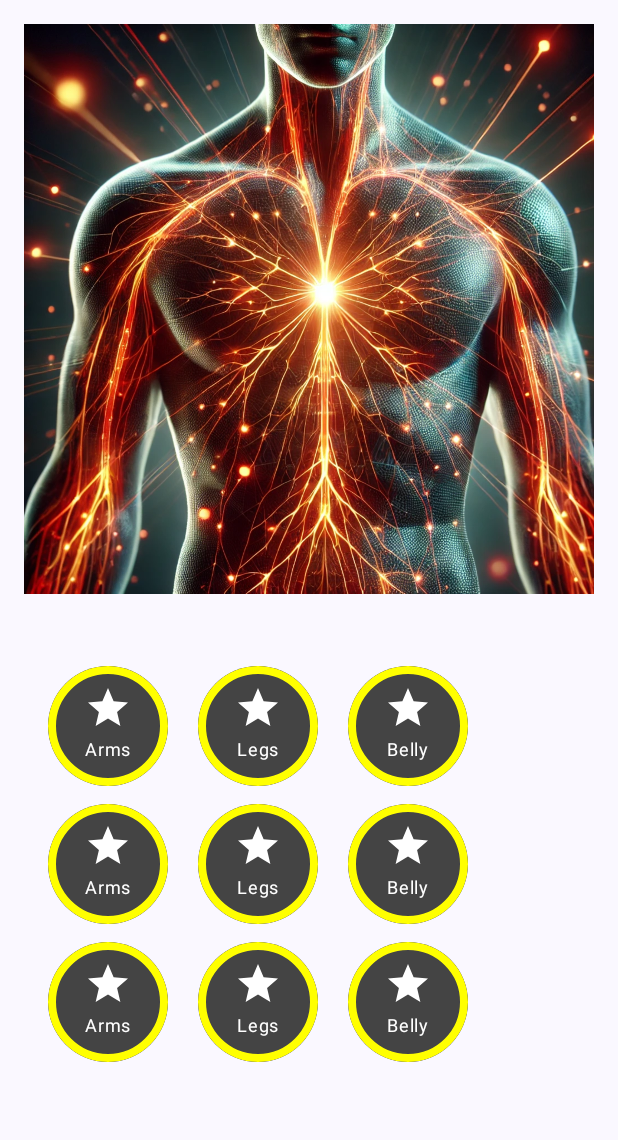
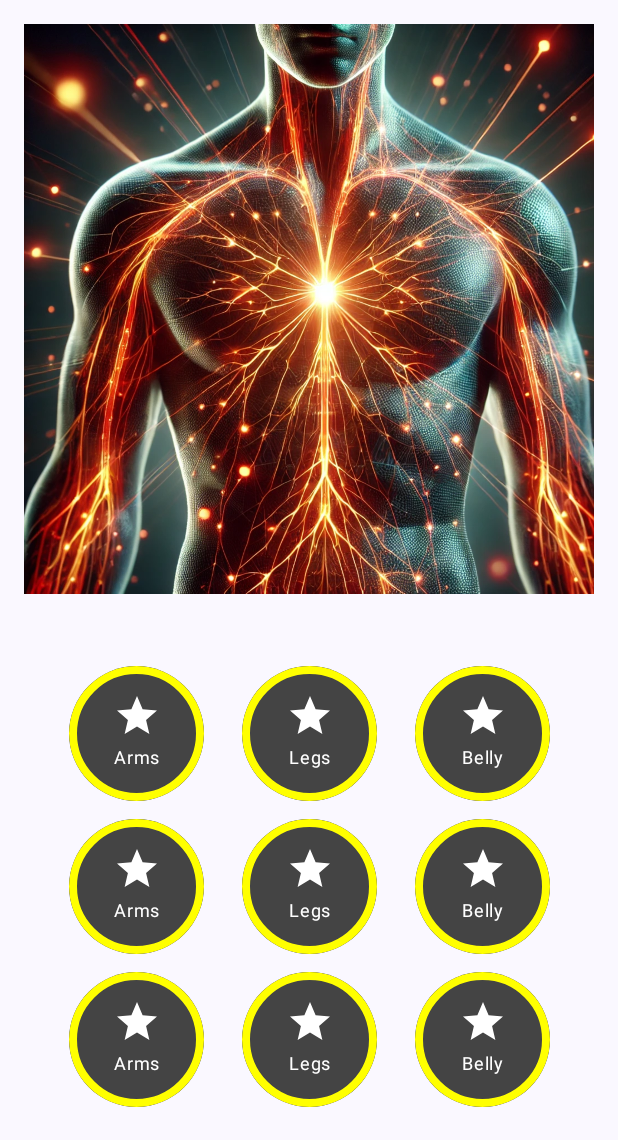
Before and after one commit to upeksha-c/BurnTrack, an Android app built with Jetpack Compose: the screen it shows after launch (MainActivity), on a phone screen of 412 x 824 dp, the part 96-1236 px from its top. Run offline under Robolectric (Android 15) with nearby library versions, the phone set to English and light mode, and no system bars.

Commit message:
Make center button rows

```diff
--- a/app/src/main/java/com/example/burntrack/ui/components/BodyPartButtonGrid.kt
+++ b/app/src/main/java/com/example/burntrack/ui/components/BodyPartButtonGrid.kt
@@ -8,6 +8,7 @@ import androidx.compose.foundation.layout.fillMaxWidth
 import androidx.compose.foundation.layout.height
 import androidx.compose.foundation.layout.padding
 import androidx.compose.runtime.Composable
+import androidx.compose.ui.Alignment
 import androidx.compose.ui.Modifier
 import androidx.compose.ui.unit.dp
 
@@ -20,13 +21,13 @@ fun BodyPartButtonGrid(modifier: Modifier = Modifier, parts: List<String>) {
 
     Column(
         modifier = modifier
-            .padding(16.dp)
+            .padding(16.dp),
+        horizontalAlignment = Alignment.CenterHorizontally
     ) {
         rows.forEach { row ->
             // For each row, create a horizontal row of buttons
             Row(
-                horizontalArrangement = Arrangement.spacedBy(20.dp),
-                modifier = Modifier.fillMaxWidth()
+                horizontalArrangement = Arrangement.spacedBy(25.dp),
             ) {
                 row.forEach { part ->
                     CircularButton(label = part)
--- a/app/src/main/java/com/example/burntrack/ui/components/CircularButton.kt
+++ b/app/src/main/java/com/example/burntrack/ui/components/CircularButton.kt
@@ -24,7 +24,7 @@ import androidx.compose.ui.unit.sp
 fun CircularButton(label: String){
     Box(
         modifier = Modifier
-            .size(80.dp)
+            .size(90.dp)
             .clip(CircleShape)
             .background(Color.DarkGray)
             .clickable {  }
--- a/app/src/main/java/com/example/burntrack/ui/screens/HomeScreen.kt
+++ b/app/src/main/java/com/example/burntrack/ui/screens/HomeScreen.kt
@@ -18,6 +18,7 @@ import androidx.compose.foundation.lazy.LazyColumn
 import androidx.compose.foundation.lazy.items
 import androidx.compose.foundation.rememberScrollState
 import androidx.compose.foundation.verticalScroll
+import androidx.compose.ui.Alignment
 import androidx.lifecycle.viewmodel.compose.viewModel
 import com.example.burntrack.ui.components.BodyPartButtonGrid
 import com.example.burntrack.viewmodel.BodyPartViewModel
```
